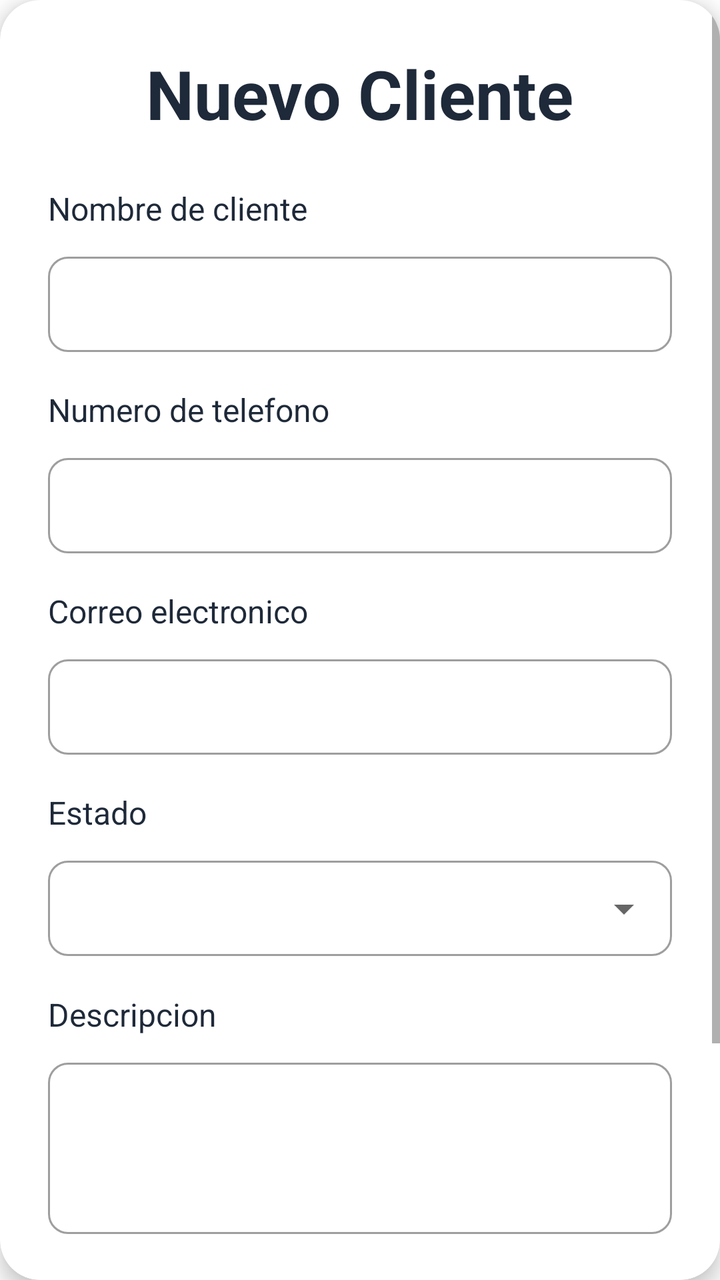
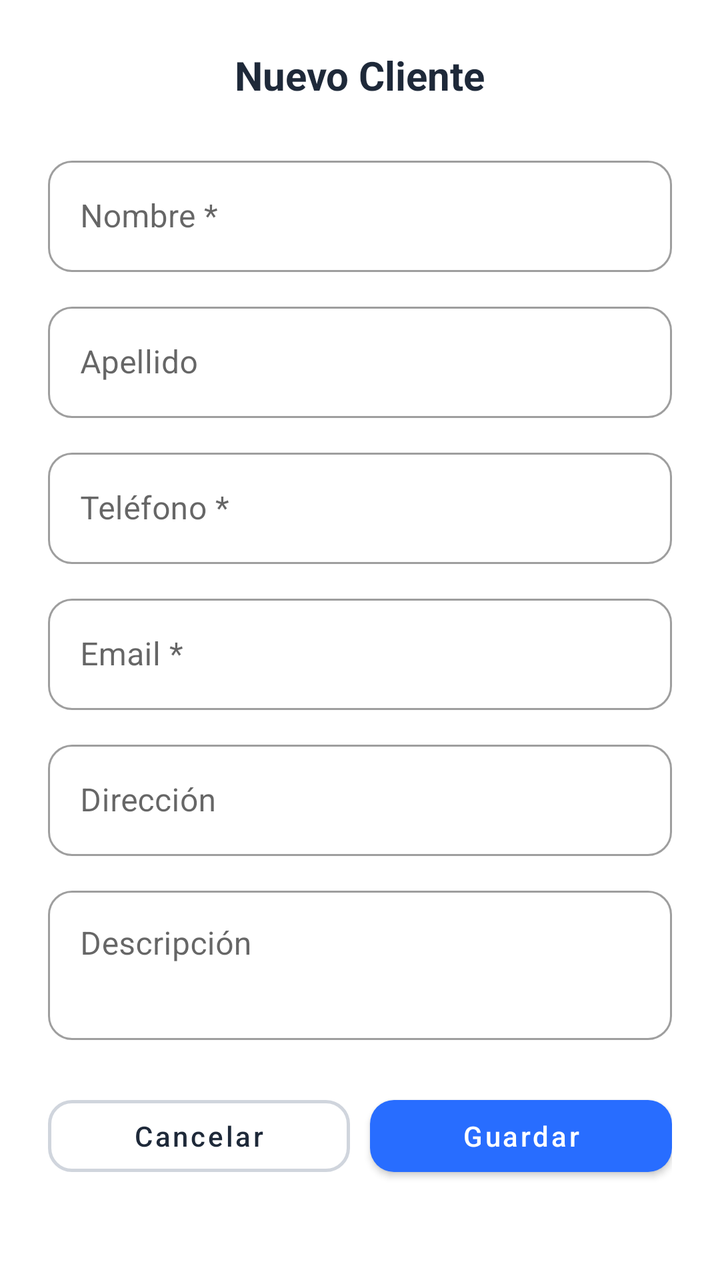

The first picture is an Android layout as it rendered before a commit; the second is the same layout after the commit. The layout source and the unified diff follow.
<!-- AndroidManifest.xml: application theme Theme.FollowUp -->
<!-- res/layout/dialog_nuevo_cliente.xml -->
<?xml version="1.0" encoding="utf-8"?>
<androidx.cardview.widget.CardView xmlns:android="http://schemas.android.com/apk/res/android"
    xmlns:app="http://schemas.android.com/apk/res-auto"
    android:layout_width="match_parent"
    android:layout_height="wrap_content"
    android:layout_margin="16dp"
    app:cardBackgroundColor="@color/white"
    app:cardCornerRadius="20dp"
    app:cardElevation="6dp">

    <ScrollView
        android:layout_width="match_parent"
        android:layout_height="wrap_content"
        android:fillViewport="true">

        <LinearLayout
            android:layout_width="match_parent"
            android:layout_height="wrap_content"
            android:orientation="vertical"
            android:padding="24dp">

            <TextView
                android:layout_width="wrap_content"
                android:layout_height="wrap_content"
                android:layout_gravity="center_horizontal"
                android:text="Nuevo Cliente"
                android:textColor="@color/text_primary"
                android:textSize="34sp"
                android:textStyle="bold" />

            <TextView
                android:layout_width="wrap_content"
                android:layout_height="wrap_content"
                android:layout_marginTop="24dp"
                android:text="Nombre de cliente"
                android:textColor="@color/text_primary"
                android:textSize="16sp" />

            <com.google.android.material.textfield.TextInputLayout
                android:id="@+id/til_cliente_nombre"
                style="@style/Widget.MaterialComponents.TextInputLayout.OutlinedBox.Dense"
                android:layout_width="match_parent"
                android:layout_height="wrap_content"
                android:layout_marginTop="8dp"
                app:boxCornerRadiusBottomEnd="10dp"
                app:boxCornerRadiusBottomStart="10dp"
                app:boxCornerRadiusTopEnd="10dp"
                app:boxCornerRadiusTopStart="10dp">

                <com.google.android.material.textfield.TextInputEditText
                    android:id="@+id/tiet_cliente_nombre"
                    android:layout_width="match_parent"
                    android:layout_height="wrap_content"
                    android:inputType="textPersonName" />
            </com.google.android.material.textfield.TextInputLayout>

            <TextView
                android:layout_width="wrap_content"
                android:layout_height="wrap_content"
                android:layout_marginTop="18dp"
                android:text="Numero de telefono"
                android:textColor="@color/text_primary"
                android:textSize="16sp" />

            <com.google.android.material.textfield.TextInputLayout
                android:id="@+id/til_cliente_telefono"
                style="@style/Widget.MaterialComponents.TextInputLayout.OutlinedBox.Dense"
                android:layout_width="match_parent"
                android:layout_height="wrap_content"
                android:layout_marginTop="8dp"
                app:boxCornerRadiusBottomEnd="10dp"
                app:boxCornerRadiusBottomStart="10dp"
                app:boxCornerRadiusTopEnd="10dp"
                app:boxCornerRadiusTopStart="10dp">

                <com.google.android.material.textfield.TextInputEditText
                    android:id="@+id/tiet_cliente_telefono"
                    android:layout_width="match_parent"
                    android:layout_height="wrap_content"
                    android:inputType="phone" />
            </com.google.android.material.textfield.TextInputLayout>

            <TextView
                android:layout_width="wrap_content"
                android:layout_height="wrap_content"
                android:layout_marginTop="18dp"
                android:text="Correo electronico"
                android:textColor="@color/text_primary"
                android:textSize="16sp" />

            <com.google.android.material.textfield.TextInputLayout
                android:id="@+id/til_cliente_email"
                style="@style/Widget.MaterialComponents.TextInputLayout.OutlinedBox.Dense"
                android:layout_width="match_parent"
                android:layout_height="wrap_content"
                android:layout_marginTop="8dp"
                app:boxCornerRadiusBottomEnd="10dp"
                app:boxCornerRadiusBottomStart="10dp"
                app:boxCornerRadiusTopEnd="10dp"
                app:boxCornerRadiusTopStart="10dp">

                <com.google.android.material.textfield.TextInputEditText
                    android:id="@+id/tiet_cliente_email"
                    android:layout_width="match_parent"
                    android:layout_height="wrap_content"
                    android:inputType="textEmailAddress" />
            </com.google.android.material.textfield.TextInputLayout>

            <TextView
                android:layout_width="wrap_content"
                android:layout_height="wrap_content"
                android:layout_marginTop="18dp"
                android:text="Estado"
                android:textColor="@color/text_primary"
                android:textSize="16sp" />

            <com.google.android.material.textfield.TextInputLayout
                android:id="@+id/til_cliente_estado"
                style="@style/Widget.MaterialComponents.TextInputLayout.OutlinedBox.Dense.ExposedDropdownMenu"
                android:layout_width="match_parent"
                android:layout_height="wrap_content"
                android:layout_marginTop="8dp"
                app:boxCornerRadiusBottomEnd="10dp"
                app:boxCornerRadiusBottomStart="10dp"
                app:boxCornerRadiusTopEnd="10dp"
                app:boxCornerRadiusTopStart="10dp"
                app:endIconMode="dropdown_menu">

                <AutoCompleteTextView
                    android:id="@+id/actv_cliente_estado"
                    android:layout_width="match_parent"
                    android:layout_height="wrap_content"
                    android:focusable="false"
                    android:inputType="none" />
            </com.google.android.material.textfield.TextInputLayout>

            <TextView
                android:layout_width="wrap_content"
                android:layout_height="wrap_content"
                android:layout_marginTop="18dp"
                android:text="Descripcion"
                android:textColor="@color/text_primary"
                android:textSize="16sp" />

            <com.google.android.material.textfield.TextInputLayout
                android:id="@+id/til_cliente_descripcion"
                style="@style/Widget.MaterialComponents.TextInputLayout.OutlinedBox.Dense"
                android:layout_width="match_parent"
                android:layout_height="wrap_content"
                android:layout_marginTop="8dp"
                app:boxCornerRadiusBottomEnd="10dp"
                app:boxCornerRadiusBottomStart="10dp"
                app:boxCornerRadiusTopEnd="10dp"
                app:boxCornerRadiusTopStart="10dp">

                <com.google.android.material.textfield.TextInputEditText
                    android:id="@+id/tiet_cliente_descripcion"
                    android:layout_width="match_parent"
                    android:layout_height="wrap_content"
                    android:inputType="textMultiLine"
                    android:minLines="3" />
            </com.google.android.material.textfield.TextInputLayout>

            <com.google.android.material.button.MaterialButton
                android:id="@+id/btn_cancelar_cliente"
                android:layout_width="match_parent"
                android:layout_height="54dp"
                android:layout_marginTop="24dp"
                android:text="Cancelar"
                android:textAllCaps="false"
                android:textColor="@color/primary_blue"
                app:backgroundTint="@android:color/transparent"
                app:cornerRadius="8dp"
                app:strokeColor="@color/primary_blue"
                app:strokeWidth="1dp" />

            <com.google.android.material.button.MaterialButton
                android:id="@+id/btn_guardar_cliente"
                android:layout_width="match_parent"
                android:layout_height="54dp"
                android:layout_marginTop="12dp"
                android:text="Guardar"
                android:textAllCaps="false"
                android:textColor="@color/white"
                app:backgroundTint="@color/primary_blue"
                app:cornerRadius="8dp" />

        </LinearLayout>
    </ScrollView>

</androidx.cardview.widget.CardView>
<!-- resources referenced by this layout -->
<resources>
  <color name="primary_blue">#4087C4</color>
  <color name="text_primary">#1E2939</color>
  <color name="white">#FFFFFFFF</color>
  <style name="Theme.FollowUp" parent="Theme.MaterialComponents.DayNight.NoActionBar">
          <item name="colorPrimary">@color/primary_blue</item>
          <item name="colorPrimaryVariant">@color/primary_blue</item>
          <item name="colorOnPrimary">@color/white</item>
          <item name="android:windowBackground">@color/white</item>
      </style>
</resources>

<!-- the commit's change to res/layout/dialog_nuevo_cliente.xml (unified diff, before → after) -->
@@ -1,17 +1,16 @@
 <?xml version="1.0" encoding="utf-8"?>
-<androidx.cardview.widget.CardView xmlns:android="http://schemas.android.com/apk/res/android"
+<LinearLayout
+    xmlns:android="http://schemas.android.com/apk/res/android"
     xmlns:app="http://schemas.android.com/apk/res-auto"
     android:layout_width="match_parent"
     android:layout_height="wrap_content"
-    android:layout_margin="16dp"
-    app:cardBackgroundColor="@color/white"
-    app:cardCornerRadius="20dp"
-    app:cardElevation="6dp">
+    android:orientation="vertical"
+    android:background="@drawable/background_content_top_rounded">
 
     <ScrollView
         android:layout_width="match_parent"
         android:layout_height="wrap_content"
-        android:fillViewport="true">
+        android:scrollbars="none">
 
         <LinearLayout
             android:layout_width="match_parent"
@@ -19,34 +18,29 @@
             android:orientation="vertical"
             android:padding="24dp">
 
+            
             <TextView
                 android:layout_width="wrap_content"
                 android:layout_height="wrap_content"
+                android:text="Nuevo Cliente"
+                android:textSize="20sp"
+                android:textStyle="bold"
+                android:textColor="@color/text_primary"
                 android:layout_gravity="center_horizontal"
-                android:text="Nuevo Cliente"
-                android:textColor="@color/text_primary"
-                android:textSize="34sp"
-                android:textStyle="bold" />
+                android:layout_marginBottom="24dp" />
 
-            <TextView
-                android:layout_width="wrap_content"
-                android:layout_height="wrap_content"
-                android:layout_marginTop="24dp"
-                android:text="Nombre de cliente"
-                android:textColor="@color/text_primary"
-                android:textSize="16sp" />
-
+            
             <com.google.android.material.textfield.TextInputLayout
                 android:id="@+id/til_cliente_nombre"
-                style="@style/Widget.MaterialComponents.TextInputLayout.OutlinedBox.Dense"
+                style="@style/Widget.MaterialComponents.TextInputLayout.OutlinedBox"
                 android:layout_width="match_parent"
                 android:layout_height="wrap_content"
-                android:layout_marginTop="8dp"
-                app:boxCornerRadiusBottomEnd="10dp"
-                app:boxCornerRadiusBottomStart="10dp"
-                app:boxCornerRadiusTopEnd="10dp"
-                app:boxCornerRadiusTopStart="10dp">
-
+                android:hint="Nombre *"
+                android:layout_marginBottom="12dp"
+                app:boxCornerRadiusTopStart="12dp"
+                app:boxCornerRadiusTopEnd="12dp"
+                app:boxCornerRadiusBottomStart="12dp"
+                app:boxCornerRadiusBottomEnd="12dp">
                 <com.google.android.material.textfield.TextInputEditText
                     android:id="@+id/tiet_cliente_nombre"
                     android:layout_width="match_parent"
@@ -54,25 +48,37 @@
                     android:inputType="textPersonName" />
             </com.google.android.material.textfield.TextInputLayout>
 
-            <TextView
-                android:layout_width="wrap_content"
+            
+            <com.google.android.material.textfield.TextInputLayout
+                android:id="@+id/til_cliente_apellido"
+                style="@style/Widget.MaterialComponents.TextInputLayout.OutlinedBox"
+                android:layout_width="match_parent"
                 android:layout_height="wrap_content"
-                android:layout_marginTop="18dp"
-                android:text="Numero de telefono"
-                android:textColor="@color/text_primary"
-                android:textSize="16sp" />
+                android:hint="Apellido"
+                android:layout_marginBottom="12dp"
+                app:boxCornerRadiusTopStart="12dp"
+                app:boxCornerRadiusTopEnd="12dp"
+                app:boxCornerRadiusBottomStart="12dp"
+                app:boxCornerRadiusBottomEnd="12dp">
+                <com.google.android.material.textfield.TextInputEditText
+                    android:id="@+id/tiet_cliente_apellido"
+                    android:layout_width="match_parent"
+                    android:layout_height="wrap_content"
+                    android:inputType="textPersonName" />
+            </com.google.android.material.textfield.TextInputLayout>
 
+            
             <com.google.android.material.textfield.TextInputLayout
                 android:id="@+id/til_cliente_telefono"
-                style="@style/Widget.MaterialComponents.TextInputLayout.OutlinedBox.Dense"
+                style="@style/Widget.MaterialComponents.TextInputLayout.OutlinedBox"
                 android:layout_width="match_parent"
                 android:layout_height="wrap_content"
-                android:layout_marginTop="8dp"
-                app:boxCornerRadiusBottomEnd="10dp"
-                app:boxCornerRadiusBottomStart="10dp"
-                app:boxCornerRadiusTopEnd="10dp"
-                app:boxCornerRadiusTopStart="10dp">
-
+                android:hint="Teléfono *"
+                android:layout_marginBottom="12dp"
+                app:boxCornerRadiusTopStart="12dp"
+                app:boxCornerRadiusTopEnd="12dp"
+                app:boxCornerRadiusBottomStart="12dp"
+                app:boxCornerRadiusBottomEnd="12dp">
                 <com.google.android.material.textfield.TextInputEditText
                     android:id="@+id/tiet_cliente_telefono"
                     android:layout_width="match_parent"
@@ -80,25 +86,18 @@
                     android:inputType="phone" />
             </com.google.android.material.textfield.TextInputLayout>
 
-            <TextView
-                android:layout_width="wrap_content"
-                android:layout_height="wrap_content"
-                android:layout_marginTop="18dp"
-                android:text="Correo electronico"
-                android:textColor="@color/text_primary"
-                android:textSize="16sp" />
-
+            
             <com.google.android.material.textfield.TextInputLayout
                 android:id="@+id/til_cliente_email"
-                style="@style/Widget.MaterialComponents.TextInputLayout.OutlinedBox.Dense"
+                style="@style/Widget.MaterialComponents.TextInputLayout.OutlinedBox"
                 android:layout_width="match_parent"
                 android:layout_height="wrap_content"
-                android:layout_marginTop="8dp"
-                app:boxCornerRadiusBottomEnd="10dp"
-                app:boxCornerRadiusBottomStart="10dp"
-                app:boxCornerRadiusTopEnd="10dp"
-                app:boxCornerRadiusTopStart="10dp">
-
+                android:hint="Email *"
+                android:layout_marginBottom="12dp"
+                app:boxCornerRadiusTopStart="12dp"
+                app:boxCornerRadiusTopEnd="12dp"
+                app:boxCornerRadiusBottomStart="12dp"
+                app:boxCornerRadiusBottomEnd="12dp">
                 <com.google.android.material.textfield.TextInputEditText
                     android:id="@+id/tiet_cliente_email"
                     android:layout_width="match_parent"
@@ -106,86 +105,84 @@
                     android:inputType="textEmailAddress" />
             </com.google.android.material.textfield.TextInputLayout>
 
-            <TextView
-                android:layout_width="wrap_content"
-                android:layout_height="wrap_content"
-                android:layout_marginTop="18dp"
-                android:text="Estado"
-                android:textColor="@color/text_primary"
-                android:textSize="16sp" />
-
+            
             <com.google.android.material.textfield.TextInputLayout
-                android:id="@+id/til_cliente_estado"
-                style="@style/Widget.MaterialComponents.TextInputLayout.OutlinedBox.Dense.ExposedDropdownMenu"
+                android:id="@+id/til_cliente_direccion"
+                style="@style/Widget.MaterialComponents.TextInputLayout.OutlinedBox"
                 android:layout_width="match_parent"
                 android:layout_height="wrap_content"
-                android:layout_marginTop="8dp"
-                app:boxCornerRadiusBottomEnd="10dp"
-                app:boxCornerRadiusBottomStart="10dp"
-                app:boxCornerRadiusTopEnd="10dp"
-                app:boxCornerRadiusTopStart="10dp"
-                app:endIconMode="dropdown_menu">
-
-                <AutoCompleteTextView
-                    android:id="@+id/actv_cliente_estado"
+                android:hint="Dirección"
+                android:layout_marginBottom="12dp"
+                app:boxCornerRadiusTopStart="12dp"
+                app:boxCornerRadiusTopEnd="12dp"
+                app:boxCornerRadiusBottomStart="12dp"
+                app:boxCornerRadiusBottomEnd="12dp">
+                <com.google.android.material.textfield.TextInputEditText
+                    android:id="@+id/tiet_cliente_direccion"
                     android:layout_width="match_parent"
                     android:layout_height="wrap_content"
-                    android:focusable="false"
-                    android:inputType="none" />
+                    android:inputType="textPostalAddress" />
             </com.google.android.material.textfield.TextInputLayout>
 
-            <TextView
-                android:layout_width="wrap_content"
-                android:layout_height="wrap_content"
-                android:layout_marginTop="18dp"
-                android:text="Descripcion"
-                android:textColor="@color/text_primary"
-                android:textSize="16sp" />
-
+            
             <com.google.android.material.textfield.TextInputLayout
                 android:id="@+id/til_cliente_descripcion"
-                style="@style/Widget.MaterialComponents.TextInputLayout.OutlinedBox.Dense"
+                style="@style/Widget.MaterialComponents.TextInputLayout.OutlinedBox"
                 android:layout_width="match_parent"
                 android:layout_height="wrap_content"
-                android:layout_marginTop="8dp"
-                app:boxCornerRadiusBottomEnd="10dp"
-                app:boxCornerRadiusBottomStart="10dp"
-                app:boxCornerRadiusTopEnd="10dp"
-                app:boxCornerRadiusTopStart="10dp">
-
+                android:hint="Descripción"
+                android:layout_marginBottom="24dp"
+                app:boxCornerRadiusTopStart="12dp"
+                app:boxCornerRadiusTopEnd="12dp"
+                app:boxCornerRadiusBottomStart="12dp"
+                app:boxCornerRadiusBottomEnd="12dp">
                 <com.google.android.material.textfield.TextInputEditText
                     android:id="@+id/tiet_cliente_descripcion"
                     android:layout_width="match_parent"
                     android:layout_height="wrap_content"
                     android:inputType="textMultiLine"
-                    android:minLines="3" />
+                    android:minLines="2"
+                    android:gravity="top" />
             </com.google.android.material.textfield.TextInputLayout>
 
-            <com.google.android.material.button.MaterialButton
-                android:id="@+id/btn_cancelar_cliente"
+            
+            <LinearLayout
                 android:layout_width="match_parent"
-                android:layout_height="54dp"
-                android:layout_marginTop="24dp"
-                android:text="Cancelar"
-                android:textAllCaps="false"
-                android:textColor="@color/primary_blue"
-                app:backgroundTint="@android:color/transparent"
-                app:cornerRadius="8dp"
-                app:strokeColor="@color/primary_blue"
-                app:strokeWidth="1dp" />
+                android:layout_height="wrap_content"
+                android:orientation="horizontal">
 
-            <com.google.android.material.button.MaterialButton
-                android:id="@+id/btn_guardar_cliente"
-                android:layout_width="match_parent"
-                android:layout_height="54dp"
-                android:layout_marginTop="12dp"
-                android:text="Guardar"
-                android:textAllCaps="false"
-                android:textColor="@color/white"
-                app:backgroundTint="@color/primary_blue"
-                app:cornerRadius="8dp" />
+                <com.google.android.material.button.MaterialButton
+                    android:id="@+id/btn_cancelar_cliente"
+                    style="@style/Widget.MaterialComponents.Button.OutlinedButton"
+                    android:layout_width="0dp"
+                    android:layout_weight="1"
+                    android:layout_height="48dp"
+                    android:text="Cancelar"
+                    android:textAllCaps="false"
+                    android:textColor="@color/text_primary"
+                    app:strokeColor="#D0D5DD"
+                    app:strokeWidth="1.5dp"
+                    app:cornerRadius="12dp"
+                    app:backgroundTint="@android:color/white" />
+
+                <View
+                    android:layout_width="10dp"
+                    android:layout_height="1dp" />
+
+                <com.google.android.material.button.MaterialButton
+                    android:id="@+id/btn_guardar_cliente"
+                    style="@style/Widget.MaterialComponents.Button"
+                    android:layout_width="0dp"
+                    android:layout_weight="1"
+                    android:layout_height="48dp"
+                    android:text="Guardar"
+                    android:textAllCaps="false"
+                    android:textColor="@android:color/white"
+                    app:backgroundTint="#286DFF"
+                    app:cornerRadius="12dp" />
+
+            </LinearLayout>
 
         </LinearLayout>
     </ScrollView>
-
-</androidx.cardview.widget.CardView>
+</LinearLayout>
<!-- resource entries referenced after the edit -->
@@ -2,6 +2,15 @@
 <resources>
   <color name="primary_blue">#4087C4</color>
   <color name="text_primary">#1E2939</color>
+  <!-- drawable background_content_top_rounded (drawable) -->
+  <?xml version="1.0" encoding="utf-8"?>
+  <shape xmlns:android="http://schemas.android.com/apk/res/android"
+      android:shape="rectangle">
+      <solid android:color="@color/white" />
+      <corners
+          android:topLeftRadius="24dp"
+          android:topRightRadius="24dp" />
+  </shape>
   <color name="white">#FFFFFFFF</color>
   <style name="Theme.FollowUp" parent="Theme.MaterialComponents.DayNight.NoActionBar">
           <item name="colorPrimary">@color/primary_blue</item>
